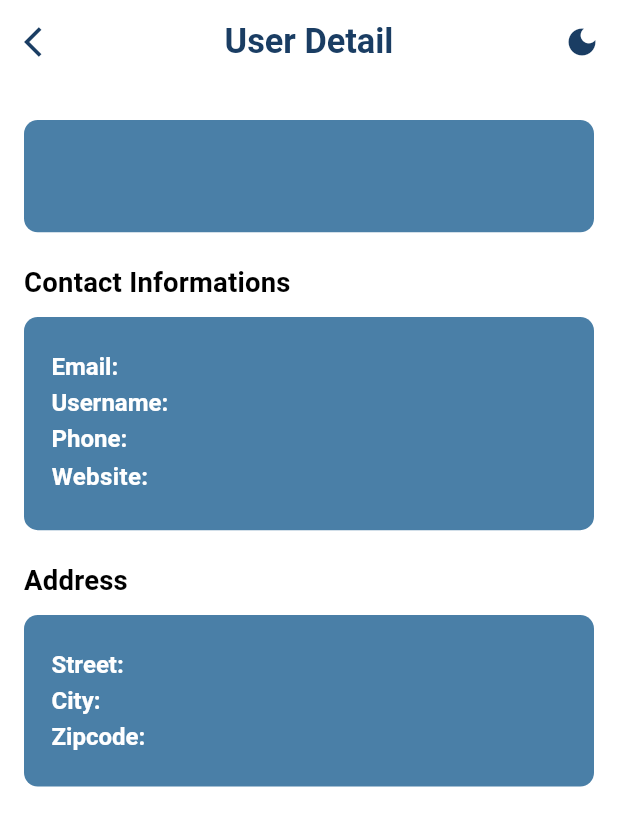
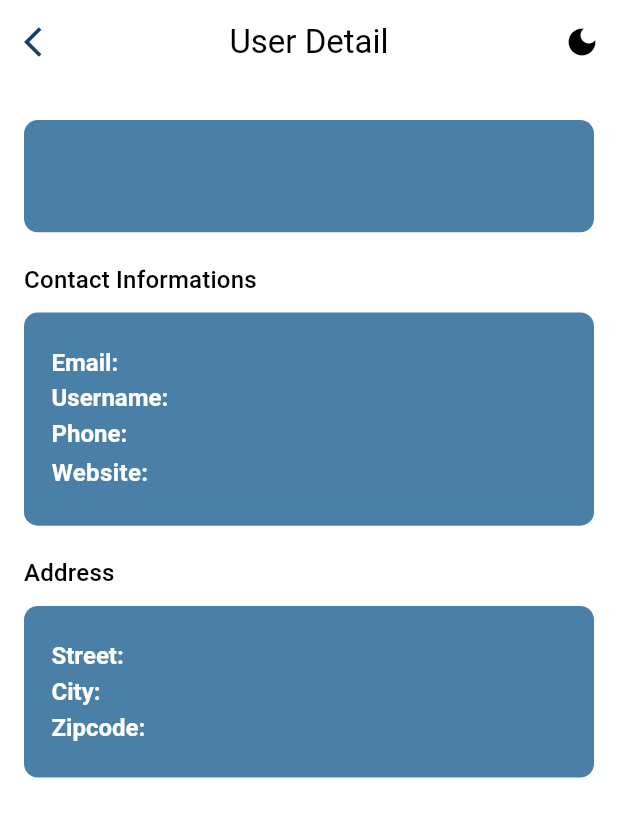
Before and after one commit to heainhtet/user_list_code_test, a Flutter app: the UserDetailScreen screen opened directly with empty values, on a phone screen of 412 x 824 dp. Shown: the top 826 px of the screen. Run offline on Flutter 3.47's test engine with Material 3 defaults, Android fonts, the phone set to English and light mode, and no system bars; our stand-ins replace flutter_riverpod, flutter_screenutil, lottie, shared_preferences; accounts and stored records are empty.

Commit message:
App Theme Update

```diff
--- a/lib/core/theme/app_theme.dart
+++ b/lib/core/theme/app_theme.dart
@@ -7,54 +7,32 @@ class AppTheme {
     useMaterial3: true,
     brightness: Brightness.light,
 
-    colorScheme: ColorScheme.light(
-      primary: AppColors.primary,
-      secondary: AppColors.secondary,
-      surface: Colors.white,
-      onPrimary: Colors.white,
-      onSecondary: Colors.white,
-      onSurface: AppColors.textPrimary,
+     colorScheme: ColorScheme.light(
+      primary: AppColors.primary,           // dark blue
+      secondary: AppColors.secondary,       // lighter blue
+      surface: Colors.white,                 // white background
+      onPrimary: Colors.white,               // text/icons on primary (dark blue) -> white
+      onSecondary: Colors.white,             // text/icons on secondary (blue) -> white
+      onSurface: Colors.black,               // text/icons on white surface -> black
     ),
 
-    appBarTheme: AppBarTheme(
-      backgroundColor: Colors.white,
-      foregroundColor: AppColors.primary,
-      elevation: 0,
-      centerTitle: true,
-      iconTheme: IconThemeData(color: AppColors.primary),
-      titleTextStyle: TextStyle(
-        fontSize: Dimens.f20,
-        fontWeight: FontWeight.bold,
-        color: AppColors.primary,
-      ),
-    ),
 
-    textTheme: TextTheme(
-      bodyMedium: TextStyle(fontSize: Dimens.f14, color: AppColors.textPrimary),
-      titleMedium: TextStyle(
-        fontSize: Dimens.f16,
-        fontWeight: FontWeight.bold,
-        color: AppColors.textPrimary,
-      ),
-    ),
-
-    inputDecorationTheme: InputDecorationTheme(
-      prefixIconColor: AppColors.primary,
-      labelStyle: const TextStyle(
-        color: AppColors.textPrimary,
-        fontWeight: FontWeight.bold,
-      ),
-      enabledBorder: OutlineInputBorder(
-        borderSide: const BorderSide(color: AppColors.primary, width: 2),
-        borderRadius: BorderRadius.circular(Dimens.r80),
-      ),
-      focusedBorder: OutlineInputBorder(
-        borderSide: const BorderSide(color: AppColors.primary, width: 2),
-        borderRadius: BorderRadius.circular(Dimens.r80),
-      ),
-    ),
-
-    dividerTheme: const DividerThemeData(color: AppColors.border, thickness: 1),
+//    appBarTheme: AppBarTheme(
+//   backgroundColor: Colors.white,
+//   foregroundColor: AppColors.primary,
+//   elevation: 0,
+//   iconTheme: IconThemeData(color: AppColors.primary),
+//   // titleTextStyle: TextStyle(
+//   //   fontSize: Dimens.f20,
+//   //   fontWeight: FontWeight.bold,
+//   //   color: AppColors.primary,
+//   // ),
+//   toolbarTextStyle: TextStyle( // add this, usually same as titleTextStyle
+//     fontSize: Dimens.f20,
+//     fontWeight: FontWeight.bold,
+//     color: AppColors.primary,
+//   ),
+// ),
   );
 
   static ThemeData darkTheme = ThemeData(
@@ -70,16 +48,21 @@ class AppTheme {
       onSurface: Colors.white,
     ),
 
-    appBarTheme: AppBarTheme(
-      backgroundColor: Colors.black,
-      foregroundColor: Colors.white,
-      elevation: 0,
-      iconTheme: IconThemeData(color: Colors.white),
-      titleTextStyle: TextStyle(
-        fontSize: Dimens.f20,
-        fontWeight: FontWeight.bold,
-        color: Colors.white,
-      ),
-    ),
+//     appBarTheme: AppBarTheme(
+//   backgroundColor: Colors.black,
+//   iconTheme: IconThemeData(color: Colors.white),
+//   // titleTextStyle: TextStyle(
+//   //   fontSize: Dimens.f20,
+//   //   fontWeight: FontWeight.bold,
+//   //   color: Colors.white,
+//   // ),
+//   toolbarTextStyle: TextStyle(
+//     fontSize: Dimens.f20,
+//     fontWeight: FontWeight.bold,
+//     color: Colors.white,
+//   ),
+//   elevation: 0,
+// ),
+
   );
 }
--- a/lib/features/user/presentation/widgets/user_list_tile.dart
+++ b/lib/features/user/presentation/widgets/user_list_tile.dart
@@ -28,9 +28,8 @@ class UsrListTile extends StatelessWidget {
           children: [
             Text(
               user.name,
-              style: Theme.of(context).textTheme.titleMedium?.copyWith(
-                color: Theme.of(context).colorScheme.secondary,
-              ),
+                            style: Theme.of(context).textTheme.titleMedium,
+
             ),
             Text(user.email, style: Theme.of(context).textTheme.bodyMedium),
             Text(user.phone, style: Theme.of(context).textTheme.bodyMedium),
--- a/lib/main.dart
+++ b/lib/main.dart
@@ -6,6 +6,7 @@
 import 'core/theme/app_theme.dart';
 
 void main() {
+
   runApp( ProviderScope(child: CodeTest()));
 }
 
```
Also changed, not shown: 2 other files.
